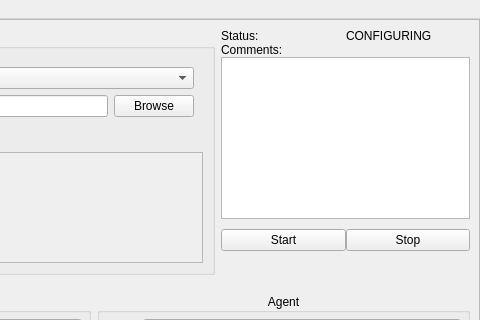
Before: the Qt Designer form robamine/gui/gui.ui in iSaran/robamine, drawn with Qt 5; both pictures show x 293 to 773 and y 0 to 320 of the 773 by 839 pixel window.
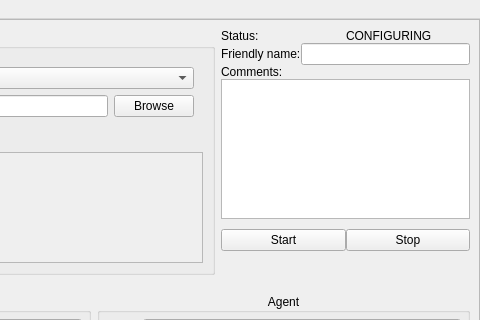
After: the same form once the commit is applied.

Commit message: Add feature for friendly name in logging directory

Patch:
```diff
--- a/robamine/gui/gui.ui
+++ b/robamine/gui/gui.ui
@@ -237,6 +237,40 @@
                 </layout>
                </widget>
               </item>
+              <item>
+               <widget class="QWidget" name="widget_4" native="true">
+                <layout class="QFormLayout" name="formLayout_2">
+                 <property name="horizontalSpacing">
+                  <number>0</number>
+                 </property>
+                 <property name="verticalSpacing">
+                  <number>0</number>
+                 </property>
+                 <property name="leftMargin">
+                  <number>0</number>
+                 </property>
+                 <property name="topMargin">
+                  <number>0</number>
+                 </property>
+                 <property name="rightMargin">
+                  <number>0</number>
+                 </property>
+                 <property name="bottomMargin">
+                  <number>0</number>
+                 </property>
+                 <item row="0" column="0">
+                  <widget class="QLabel" name="label_3">
+                   <property name="text">
+                    <string>Friendly name:</string>
+                   </property>
+                  </widget>
+                 </item>
+                 <item row="0" column="1">
+                  <widget class="QLineEdit" name="friendly_name_input"/>
+                 </item>
+                </layout>
+               </widget>
+              </item>
               <item>
                <widget class="QLabel" name="label_18">
                 <property name="text">
```
The commit also changes 6 other files.
